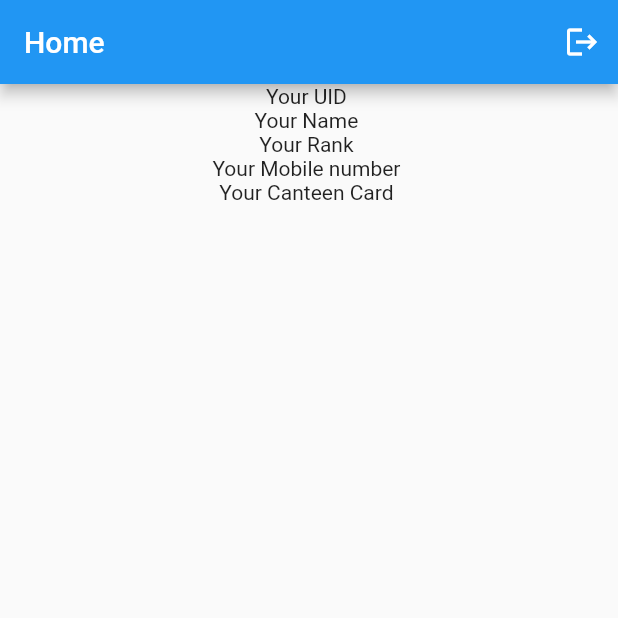
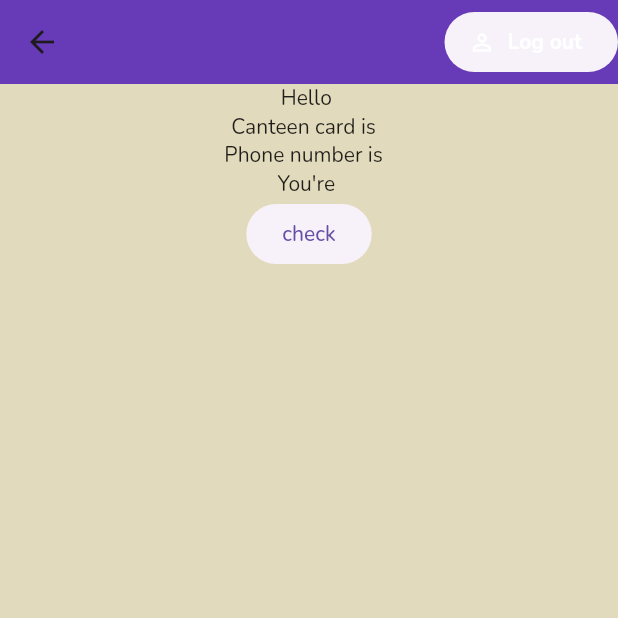
Before and after one commit to isnik09/canteen_app_getx, a Flutter app: the Home screen opened directly, on a phone screen of 412 x 824 dp, the top half of it. Run offline on Flutter 3.47's test engine with Material 2 defaults, Android fonts, the phone set to English and light mode, and no system bars; our stand-ins replace cloud_firestore, firebase_auth, firebase_core, get, google_fonts, google_sign_in and 1 more; accounts and stored records are empty; network calls fail.

Commit message:
phone auth done with reading user data

```diff
--- a/lib/main.dart
+++ b/lib/main.dart
@@ -1,4 +1,7 @@
+import 'package:canteen_app_getx/screens/home.dart';
+import 'package:canteen_app_getx/screens/login_screen.dart';
 import 'package:canteen_app_getx/screens/onboarding.dart';
+import 'package:firebase_auth/firebase_auth.dart';
 import 'package:flutter/material.dart';
 import 'package:flutter/services.dart';
 import 'package:get/get.dart';
@@ -6,37 +9,28 @@ import 'package:google_fonts/google_fonts.dart';
 import 'constants/theme_data.dart';
 import 'package:firebase_core/firebase_core.dart';
 
-void main() async {
+Future main() async {
   WidgetsFlutterBinding.ensureInitialized();
-  Firebase.initializeApp();
-  runApp(
-    MaterialApp(
-      home: MyApp(),
-      debugShowCheckedModeBanner: false,
-    ),
-  );
+  await Firebase.initializeApp().then((value) {
+    runApp(MyApp());
+  });
 }
 
-class MyApp extends StatefulWidget {
+class MyApp extends StatelessWidget {
   const MyApp({super.key});
 
-  @override
-  State<MyApp> createState() => _MyAppState();
-}
-
-class _MyAppState extends State<MyApp> {
-  // This widget is the root of your application.
   @override
   Widget build(BuildContext context) {
     SystemChrome.setEnabledSystemUIMode(SystemUiMode.edgeToEdge);
     SystemChrome.setSystemUIOverlayStyle(
       SystemUiOverlayStyle.light.copyWith(
         systemNavigationBarColor: const Color(0x00000000),
-        // statusBarColor: Color.fromARGB(103, 0, 0, 0),
       ),
     );
-    return GetMaterialApp(
-      title: 'Canteen App',
+    User? user = FirebaseAuth.instance.currentUser;
+    return MaterialApp(
+      debugShowCheckedModeBanner: false,
+      title: 'Instant Tasker',
       theme: ThemeData(
         elevatedButtonTheme: ElevatedButtonThemeData(
           style: ElevatedButton.styleFrom(
@@ -49,8 +43,7 @@ class _MyAppState extends State<MyApp> {
         scaffoldBackgroundColor: ColourScheme.bgLight,
         useMaterial3: true,
       ),
-      home: const Onboarding(),
-      debugShowCheckedModeBanner: false,
+      home: (user != null ? Home() : LoginScreen()),
     );
   }
 }
--- a/lib/screens/home.dart
+++ b/lib/screens/home.dart
@@ -2,6 +2,7 @@ import 'package:canteen_app_getx/screens/login_screen.dart';
 import 'package:cloud_firestore/cloud_firestore.dart';
 import 'package:firebase_auth/firebase_auth.dart';
 import 'package:flutter/material.dart';
+// import 'package:login_form/screens/mainscreen.dart';
 
 class Home extends StatefulWidget {
   @override
@@ -9,84 +10,82 @@ class Home extends StatefulWidget {
 }
 
 class _HomeState extends State<Home> {
-  String? uid;
-  String? userName;
-  String? userRank;
-  String? canteenCard;
-  String? mobileNumber;
-
+  late String userRank;
+  late String userName;
+  late String userCanteenCard;
+  late String userPhoneNumber;
   @override
   Widget build(BuildContext context) {
     return Scaffold(
       appBar: AppBar(
-        title: Text('Home'),
+        backgroundColor: Colors.deepPurple,
         actions: [
-          IconButton(
-            icon: Icon(Icons.logout),
-            onPressed: () async {
-              await FirebaseAuth.instance.signOut();
-              Navigator.pushAndRemoveUntil(
-                  context,
-                  MaterialPageRoute(builder: (context) => LoginScreen()),
-                  (route) => false);
-            },
-          )
+          ElevatedButton.icon(
+              onPressed: () {
+                FirebaseAuth.instance.signOut();
+                Navigator.push(context,
+                    MaterialPageRoute(builder: (context) => LoginScreen()));
+              },
+              icon: Icon(
+                Icons.person_outline,
+                color: Colors.white,
+              ),
+              label: Text(
+                'Log out',
+                style:
+                    TextStyle(fontWeight: FontWeight.bold, color: Colors.white),
+              ))
         ],
       ),
       body: Center(
-        child: Column(
-          children: [
-            Container(
-              child: FutureBuilder(
-                future: _fetch(),
-                // initialData: InitialData,
-                builder: (BuildContext context, AsyncSnapshot snapshot) {
-                  if (snapshot.connectionState != ConnectionState.done) {
-                    return const Text("Wait loading data....");
-                  }
-                  return Column(
-                    children: [
-                      Text(
-                        'Your UID ${uid}',
-                      ),
-                      Text(
-                        'Your Name ${userName}',
-                      ),
-                      Text(
-                        'Your Rank ${userRank}',
-                      ),
-                      Text(
-                        'Your Mobile number ${mobileNumber}',
-                      ),
-                      Text(
-                        'Your Canteen Card ${canteenCard}',
-                      ),
-                    ],
-                  );
-                },
+        child: FutureBuilder(
+          future: _fetch(),
+          builder: (context, snapshot) {
+            if (snapshot.connectionState != ConnectionState.done)
+              return Text("Loading data...Please wait");
+            return Center(
+              child: Column(
+                children: [
+                  Text("Hello ${userName}"),
+                  Text("Canteen card is  ${userCanteenCard}"),
+                  Text("Phone number is  ${userPhoneNumber}"),
+                  Text("You're ${userRank}"),
+                  ElevatedButton(
+                    onPressed: () {
+                      print(FirebaseAuth.instance.currentUser!.isAnonymous);
+                    },
+                    child: Text('check'),
+                  )
+                ],
               ),
-            ),
-          ],
+            );
+          },
         ),
       ),
     );
   }
 
-  @override
-  void initState() {
-    // TODO: implement initState
-    super.initState();
-    uid = FirebaseAuth.instance.currentUser!.uid;
-  }
+  _fetch() async {
+    final firebaseUser = await FirebaseAuth.instance.currentUser!;
 
-  _fetch() async {
-    FirebaseFirestore.instance.collection('users').doc(uid).get().then(
-          (ds) => {
-            userName = ds['name'],
-            canteenCard = ds['canteen-card-number'],
-            mobileNumber = ds['phone-number'],
-            userRank = ds['rank']
-          },
-        );
+    if (firebaseUser != null) {
+      await FirebaseFirestore.instance
+          .collection('users')
+          .doc(firebaseUser.uid)
+          .get()
+          .then((ds) {
+        // canteen-card-number
+        // name
+        // phone-number
+        userRank = ds['rank'];
+        userName = ds['name'];
+        userCanteenCard = ds['canteen-card-number'];
+        userPhoneNumber = ds['phone-number'];
+
+        ;
+      }).catchError((e) {
+        print(e);
+      });
+    }
   }
 }
```
Also changed, not shown: lib/screens/login_screen.dart (+21 -13 lines), lib/screens/opt.dart (+28 -35 lines), lib/screens/reg_screen.dart (+43 -65 lines), 1 other file.
